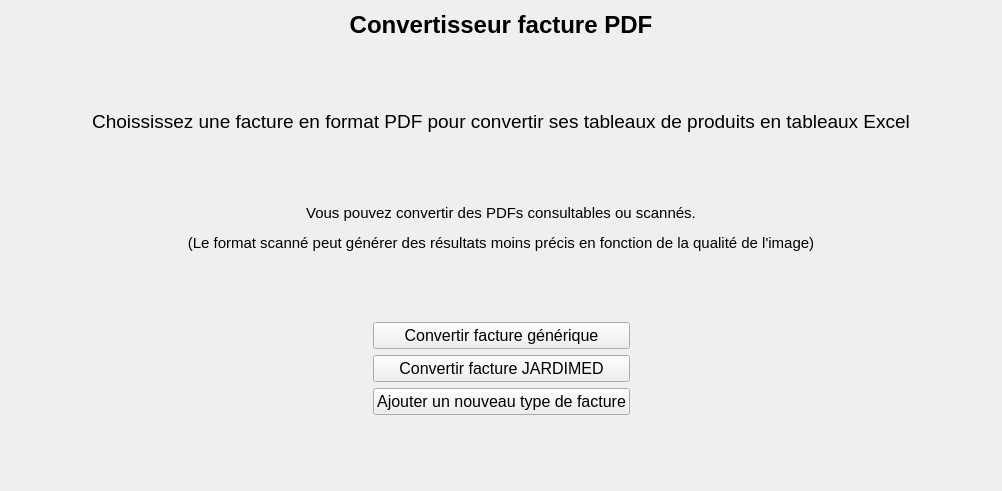
Qt form src/epidata/resources/gui/ConvertisseurPDF_selecteur.ui (WallaceVBB/EpiData) before a commit.
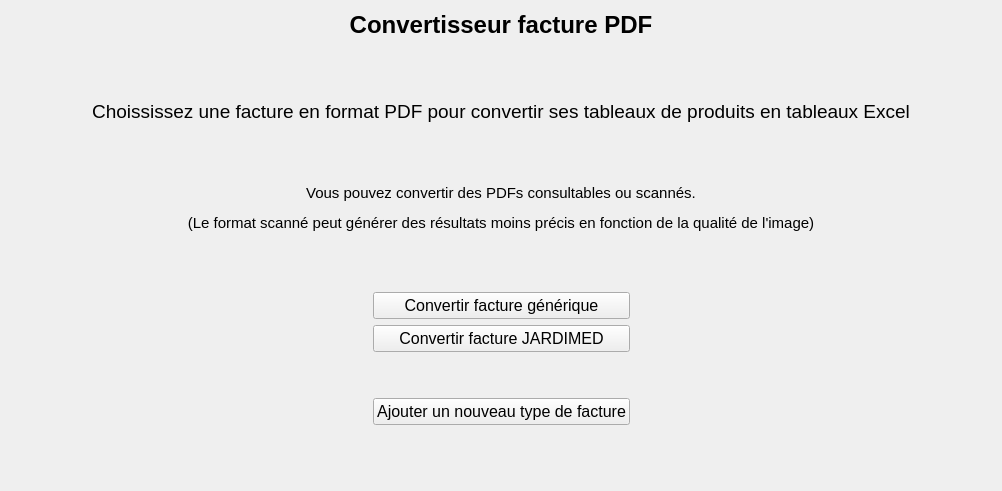
The same form after that commit.

Commit message: Change main.py pour éviter des conflits entre les changement en développement et les fichiers locaux de l'utilisateur Ajoute logique de recherche de la racine sur utils.py pour éviter des bugs sur Qt Creator Modifie le layout de ConvertisseurPDF_selecteur.ui pour que le bouton de création de méthode personnalisée soit plus visible et distinctif

Diff of the .ui file:
```diff
--- a/src/epidata/resources/gui/ConvertisseurPDF_selecteur.ui
+++ b/src/epidata/resources/gui/ConvertisseurPDF_selecteur.ui
@@ -56,6 +56,9 @@
      <property name="text">
       <string>&lt;html&gt;&lt;head/&gt;&lt;body&gt;&lt;p align=&quot;center&quot;&gt;&lt;span style=&quot; font-size:14pt;&quot;&gt;Choississez une facture en format PDF pour convertir ses tableaux de produits en tableaux Excel&lt;/span&gt;&lt;/p&gt;&lt;/body&gt;&lt;/html&gt;</string>
      </property>
+     <property name="wordWrap">
+      <bool>true</bool>
+     </property>
     </widget>
    </item>
    <item>
@@ -96,20 +99,6 @@
    </item>
    <item>
     <layout class="QGridLayout" name="gridLayout">
-     <item row="1" column="1">
-      <widget class="QPushButton" name="b_Convertir_Facture_JARDIMED">
-       <property name="text">
-        <string>Convertir facture JARDIMED</string>
-       </property>
-      </widget>
-     </item>
-     <item row="2" column="1">
-      <widget class="QPushButton" name="b_Ajouter_Methode_Facture">
-       <property name="text">
-        <string>Ajouter un nouveau type de facture</string>
-       </property>
-      </widget>
-     </item>
      <item row="0" column="0">
       <spacer name="horizontalSpacer">
        <property name="orientation">
@@ -123,6 +112,16 @@
        </property>
       </spacer>
      </item>
+     <item row="4" column="1">
+      <widget class="QPushButton" name="b_Ajouter_Methode_Facture">
+       <property name="class">
+        <string>creation-button</string>
+       </property>
+       <property name="text">
+        <string>Ajouter un nouveau type de facture</string>
+       </property>
+      </widget>
+     </item>
      <item row="0" column="1">
       <widget class="QPushButton" name="b_Convertir_Facture_generique">
        <property name="text">
@@ -143,6 +142,26 @@
        </property>
       </spacer>
      </item>
+     <item row="1" column="1">
+      <widget class="QPushButton" name="b_Convertir_Facture_JARDIMED">
+       <property name="text">
+        <string>Convertir facture JARDIMED</string>
+       </property>
+      </widget>
+     </item>
+     <item row="2" column="1">
+      <spacer name="verticalSpacer_6">
+       <property name="orientation">
+        <enum>Qt::Orientation::Vertical</enum>
+       </property>
+       <property name="sizeHint" stdset="0">
+        <size>
+         <width>20</width>
+         <height>40</height>
+        </size>
+       </property>
+      </spacer>
+     </item>
     </layout>
    </item>
    <item>
```
The commit also changes 8 other files.
